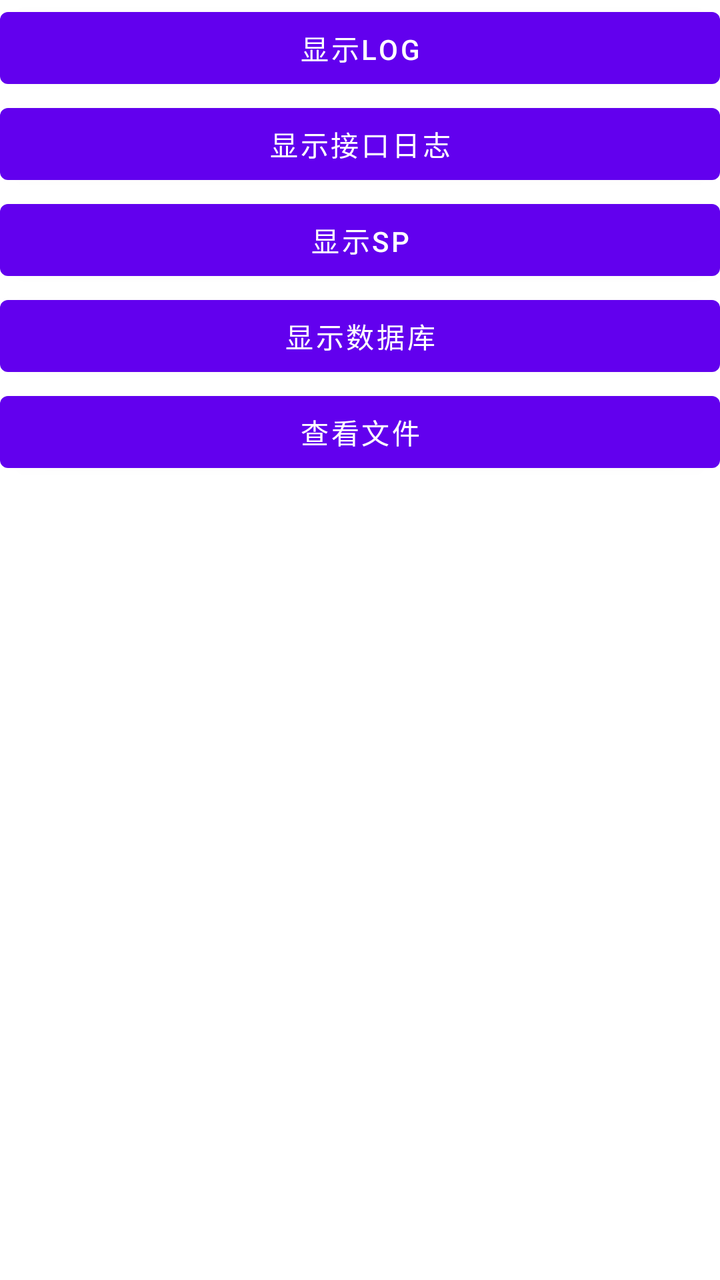
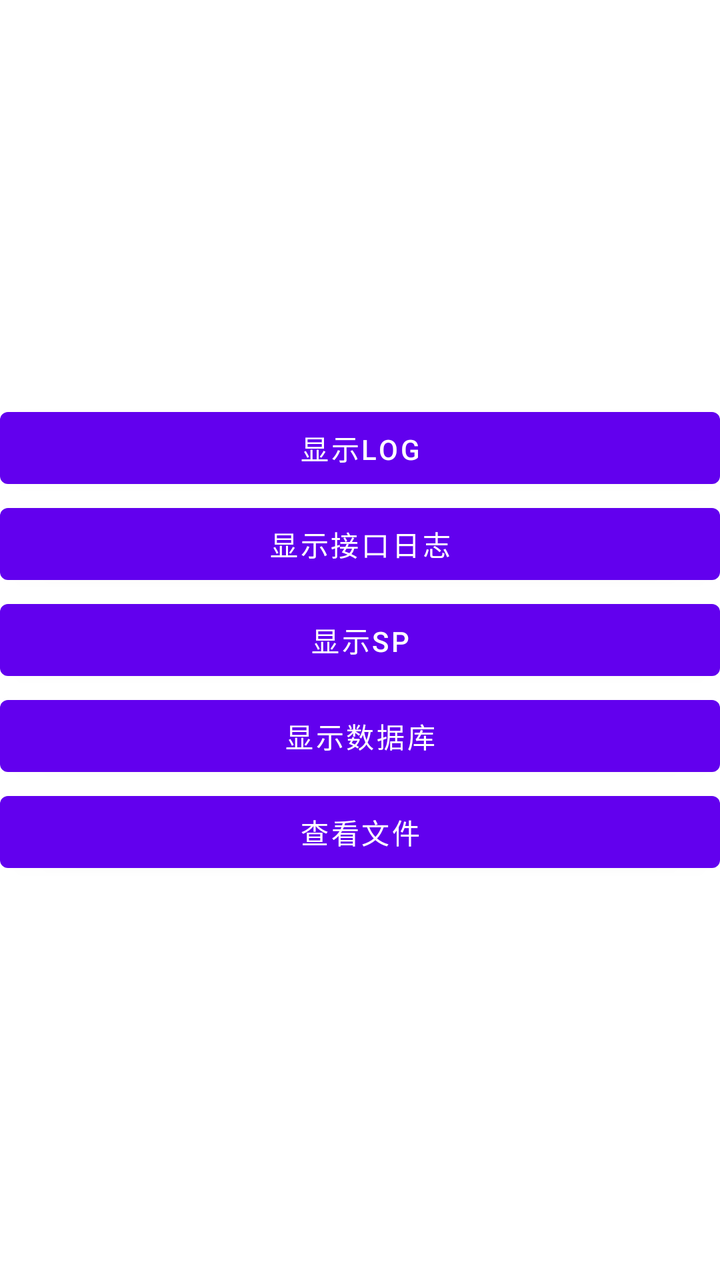

The first picture is an Android layout as it rendered before a commit; the second is the same layout after the commit. The layout source and the unified diff follow.
<!-- AndroidManifest.xml: another module's application theme Theme.DebugLib -->
<!-- res/layout/activity_lib_main.xml -->
<?xml version="1.0" encoding="utf-8"?>
<LinearLayout xmlns:android="http://schemas.android.com/apk/res/android"
    xmlns:app="http://schemas.android.com/apk/res-auto"
    xmlns:tools="http://schemas.android.com/tools"
    android:layout_width="match_parent"
    android:layout_height="match_parent"
    android:orientation="vertical"
    tools:context=".view.LibMainActivity">

    <Button
        android:layout_width="match_parent"
        android:layout_height="wrap_content"
        android:onClick="showLogClick"
        android:text="显示log"/>
    <Button
        android:layout_width="match_parent"
        android:layout_height="wrap_content"
        android:onClick="showNetLogClick"
        android:text="显示接口日志"/>
    <Button
        android:layout_width="match_parent"
        android:layout_height="wrap_content"
        android:onClick="showSPClick"
        android:text="显示SP"/>
    <Button
        android:layout_width="match_parent"
        android:layout_height="wrap_content"
        android:onClick="showDBClick"
        android:text="显示数据库"/>
    <Button
        android:layout_width="match_parent"
        android:layout_height="wrap_content"
        android:onClick="showFilesClick"
        android:text="查看文件"/>

</LinearLayout>
<!-- resources referenced by this layout -->
<resources>
  <style name="Theme.DebugLib" parent="Theme.MaterialComponents.DayNight.DarkActionBar">
          
          <item name="colorPrimary">@color/purple_500</item>
          <item name="colorPrimaryVariant">@color/purple_700</item>
          <item name="colorOnPrimary">@color/white</item>
          
          <item name="colorSecondary">@color/teal_200</item>
          <item name="colorSecondaryVariant">@color/teal_700</item>
          <item name="colorOnSecondary">@color/black</item>
          
          <item name="android:statusBarColor">?attr/colorPrimaryVariant</item>
          
      </style>
  <color name="purple_500">#FF6200EE</color>
  <color name="purple_700">#FF3700B3</color>
  <color name="white">#FFFFFFFF</color>
  <color name="teal_200">#FF03DAC5</color>
  <color name="teal_700">#FF018786</color>
  <color name="black">#FF000000</color>
</resources>

<!-- the commit's change to res/layout/activity_lib_main.xml (unified diff, before → after) -->
@@ -5,6 +5,7 @@
     android:layout_width="match_parent"
     android:layout_height="match_parent"
     android:orientation="vertical"
+    android:gravity="center_vertical"
     tools:context=".view.LibMainActivity">
 
     <Button
